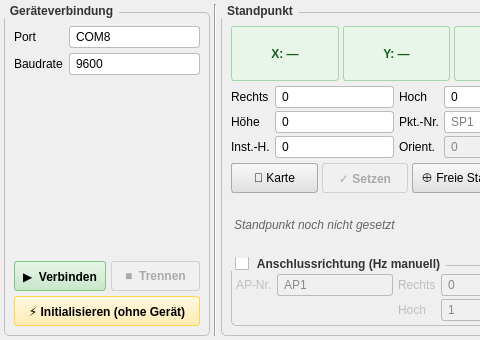
This is q_sokkia_plugin_dockwidget_base.ui in geopackix/qgis_sokkia as Qt 5 draws it before an edit; both pictures show x 0 to 480 and y 0 to 340 of the 1400 by 340 pixel window. The edited form follows.
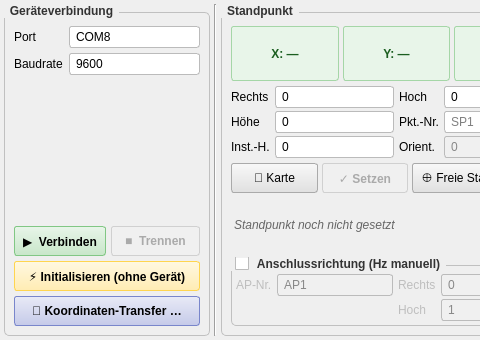
This is the edited form. Custom widgets are drawn as their Qt base class.

Commit message: Transfer data from/to Sokkia totalstation

What changed in the file:
```diff
--- a/q_sokkia_plugin_dockwidget_base.ui
+++ b/q_sokkia_plugin_dockwidget_base.ui
@@ -88,6 +88,13 @@
          <property name="styleSheet"><string notr="true">QPushButton{background:qlineargradient(x1:0,y1:0,x2:0,y2:1,stop:0 #fff8e1,stop:1 #ffecb3);border-color:#ffd54f;font-weight:bold;}</string></property>
         </widget>
        </item>
+       <item>
+        <widget class="QPushButton" name="btn_transfer">
+         <property name="text"><string>📡 Koordinaten-Transfer …</string></property>
+         <property name="toolTip"><string>Koordinaten zwischen QGIS-Layer und Tachymeter übertragen (Upload/Download im SDR33-Format)</string></property>
+         <property name="styleSheet"><string notr="true">QPushButton{background:qlineargradient(x1:0,y1:0,x2:0,y2:1,stop:0 #e8eaf6,stop:1 #c5cae9);border-color:#7986cb;font-weight:bold;}</string></property>
+        </widget>
+       </item>
       </layout>
      </widget>
     </item>
```
The commit also changes 30 other files.
